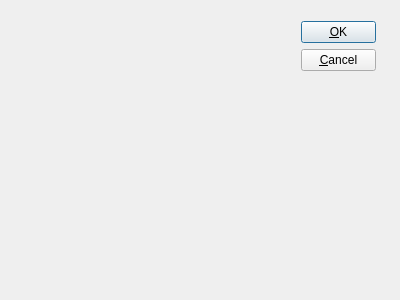
The window that tools/designer/src/designer/templates/forms/dialog.ui (arnt/qt-history2) describes before a commit, drawn with Qt 5.
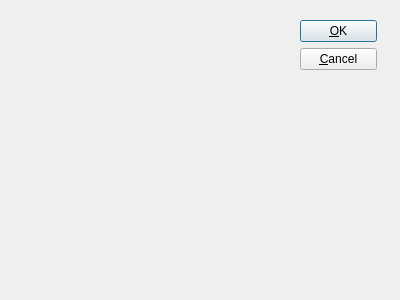
The same window after the commit.

Commit message:
p4i integration Integrate 175197 from 4.0 to main: Details: updated the Dialog template.
[git-p4: depot-paths = "//depot/qt/main/": change = 175198]

The edit to the form file:
```diff
--- a/tools/designer/src/designer/templates/forms/dialog.ui
+++ b/tools/designer/src/designer/templates/forms/dialog.ui
@@ -18,16 +18,13 @@
   <property name="windowTitle" >
    <string>Dialog</string>
   </property>
-  <widget class="QWidget" name="" >
-   <property name="objectName" >
-    <string notr="true" />
-   </property>
+  <widget class="QWidget" name="layoutWidget" >
    <property name="geometry" >
     <rect>
      <x>300</x>
      <y>20</y>
      <width>77</width>
-     <height>102</height>
+     <height>106</height>
     </rect>
    </property>
    <layout class="QVBoxLayout" >
@@ -35,7 +32,7 @@
      <string notr="true" />
     </property>
     <property name="margin" >
-     <number>1</number>
+     <number>0</number>
     </property>
     <property name="spacing" >
      <number>6</number>
@@ -50,7 +47,7 @@
         <x>1</x>
         <y>1</y>
         <width>75</width>
-        <height>24</height>
+        <height>26</height>
        </rect>
       </property>
       <property name="text" >
@@ -66,9 +63,9 @@
       <property name="geometry" >
        <rect>
         <x>1</x>
-        <y>31</y>
+        <y>33</y>
         <width>75</width>
-        <height>24</height>
+        <height>26</height>
        </rect>
       </property>
       <property name="text" >
@@ -83,9 +80,9 @@
       </property>
       <property name="geometry" >
        <rect>
-        <x>28</x>
-        <y>61</y>
-        <width>20</width>
+        <x>1</x>
+        <y>65</y>
+        <width>75</width>
         <height>40</height>
        </rect>
       </property>
```
Left out of the diff: 16 changed lines with no effect on the pictures.
